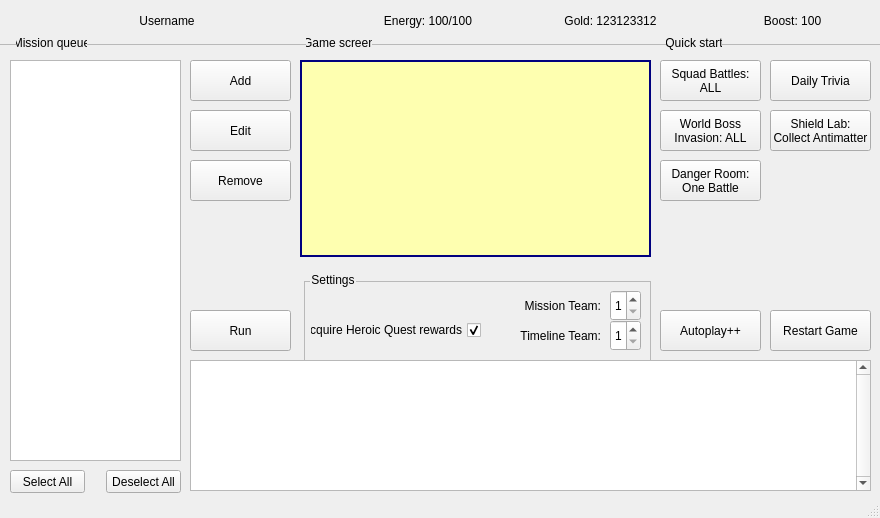
The window that lib/gui/designes/main_window.ui (tmarenko/mff_auto) describes before a commit, drawn with Qt 5.
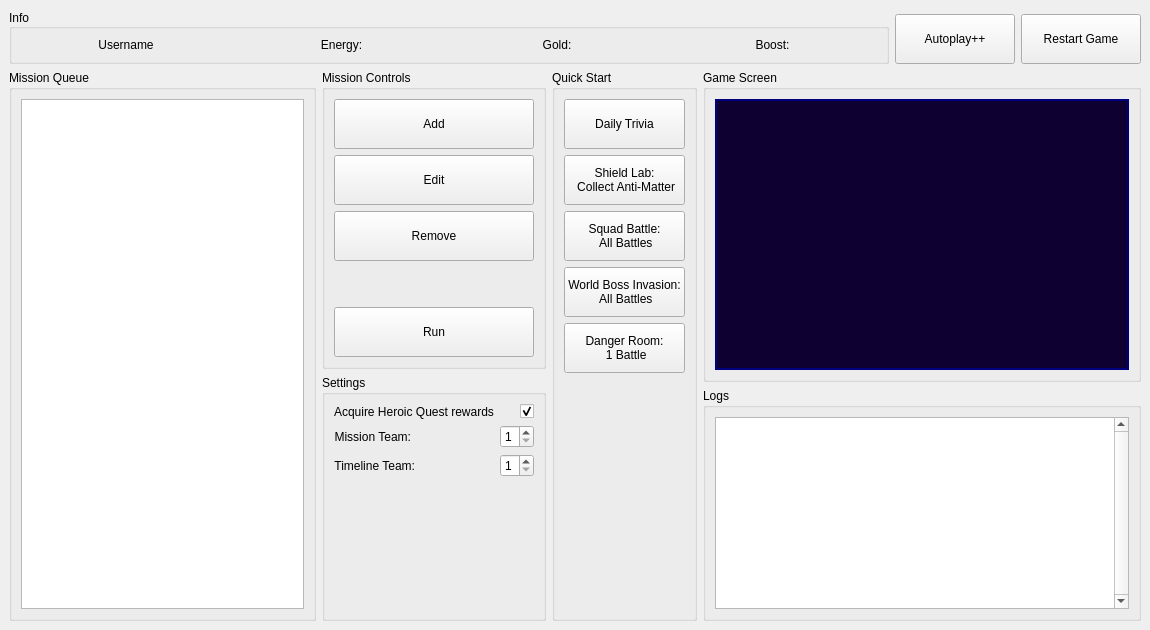
The same window after the commit.

The edit to the form file:
```diff
--- a/lib/gui/designes/main_window.ui
+++ b/lib/gui/designes/main_window.ui
@@ -6,8 +6,8 @@
    <rect>
     <x>0</x>
     <y>0</y>
-    <width>880</width>
-    <height>518</height>
+    <width>1150</width>
+    <height>630</height>
    </rect>
   </property>
   <property name="sizePolicy">
@@ -26,21 +26,122 @@
      <verstretch>0</verstretch>
     </sizepolicy>
    </property>
+   <layout class="QVBoxLayout" name="verticalLayout_6" stretch="0,1">
+    <item>
+     <layout class="QHBoxLayout" name="horizontalLayout_3" stretch="1,0">
+      <item>
+       <widget class="QGroupBox" name="info_group">
+        <property name="title">
+         <string>Info</string>
+        </property>
+        <property name="alignment">
+         <set>Qt::AlignLeading|Qt::AlignLeft|Qt::AlignVCenter</set>
+        </property>
+        <layout class="QHBoxLayout" name="horizontalLayout_4">
+         <item>
+          <layout class="QHBoxLayout" name="horizontalLayout">
+           <item>
+            <widget class="QLabel" name="label_username">
+             <property name="text">
+              <string>Username</string>
+             </property>
+             <property name="alignment">
+              <set>Qt::AlignCenter</set>
+             </property>
+             <property name="wordWrap">
+              <bool>true</bool>
+             </property>
+            </widget>
+           </item>
+           <item>
+            <widget class="QLabel" name="label_energy">
+             <property name="text">
+              <string>Energy:</string>
+             </property>
+             <property name="alignment">
+              <set>Qt::AlignCenter</set>
+             </property>
+             <property name="wordWrap">
+              <bool>true</bool>
+             </property>
+            </widget>
+           </item>
+           <item>
+            <widget class="QLabel" name="label_gold">
+             <property name="text">
+              <string>Gold:</string>
+             </property>
+             <property name="alignment">
+              <set>Qt::AlignCenter</set>
+             </property>
+             <property name="wordWrap">
+              <bool>true</bool>
+             </property>
+            </widget>
+           </item>
+           <item>
+            <widget class="QLabel" name="label_boosts">
+             <property name="text">
+              <string>Boost:</string>
+             </property>
+             <property name="alignment">
+              <set>Qt::AlignCenter</set>
+             </property>
+             <property name="wordWrap">
+              <bool>true</bool>
+             </property>
+            </widget>
+           </item>
+          </layout>
+         </item>
+        </layout>
+       </widget>
+      </item>
+      <item>
+       <layout class="QHBoxLayout" name="horizontalLayout_2">
+        <property name="topMargin">
+         <number>5</number>
+        </property>
+        <item>
+         <widget class="QPushButton" name="autoplay_button">
+          <property name="minimumSize">
+           <size>
+            <width>120</width>
+            <height>50</height>
+           </size>
+          </property>
+          <property name="text">
+           <string>Autoplay++</string>
+          </property>
+         </widget>
+        </item>
+        <item>
+         <widget class="QPushButton" name="restart_game_button">
+          <property name="minimumSize">
+           <size>
+            <width>120</width>
+            <height>50</height>
+           </size>
+          </property>
+          <property name="text">
+           <string>Restart Game</string>
+          </property>
+         </widget>
+        </item>
+       </layout>
+      </item>
+     </layout>
+    </item>
+    <item>
+     <layout class="QHBoxLayout" name="horizontalLayout_5" stretch="7,0,0,10">
+      <item>
+       <widget class="QGroupBox" name="mission_queue_group">
+        <property name="title">
+         <string>Mission Queue</string>
+        </property>
+        <layout class="QVBoxLayout" name="verticalLayout_5">
+         <item>
    <widget class="QListWidget" name="queue_list_widget">
-    <property name="geometry">
-     <rect>
-      <x>10</x>
-      <y>60</y>
-      <width>171</width>
-      <height>401</height>
-     </rect>
-    </property>
-    <property name="frameShape">
-     <enum>QFrame::StyledPanel</enum>
-    </property>
-    <property name="frameShadow">
-     <enum>QFrame::Sunken</enum>
-    </property>
     <property name="lineWidth">
      <number>-1</number>
     </property>
@@ -63,205 +164,101 @@
      <bool>false</bool>
     </property>
    </widget>
-   <widget class="QPushButton" name="run_queue_button">
-    <property name="geometry">
-     <rect>
-      <x>190</x>
-      <y>310</y>
-      <width>101</width>
-      <height>41</height>
-     </rect>
-    </property>
-    <property name="text">
-     <string>Run</string>
-    </property>
-   </widget>
-   <widget class="QPlainTextEdit" name="logger_text">
-    <property name="geometry">
-     <rect>
-      <x>190</x>
-      <y>360</y>
-      <width>681</width>
-      <height>131</height>
-     </rect>
-    </property>
-    <property name="verticalScrollBarPolicy">
-     <enum>Qt::ScrollBarAlwaysOn</enum>
-    </property>
-    <property name="readOnly">
-     <bool>true</bool>
-    </property>
-   </widget>
+         </item>
+        </layout>
+       </widget>
+      </item>
+      <item>
+       <layout class="QVBoxLayout" name="verticalLayout_4" stretch="0,1">
+        <item>
+         <widget class="QGroupBox" name="mission_controls_group">
+          <property name="title">
+           <string>Mission Controls</string>
+          </property>
+          <layout class="QVBoxLayout" name="verticalLayout_2">
+           <item>
    <widget class="QPushButton" name="add_queue_button">
-    <property name="geometry">
-     <rect>
-      <x>190</x>
-      <y>60</y>
-      <width>101</width>
-      <height>41</height>
-     </rect>
+             <property name="minimumSize">
+              <size>
+               <width>120</width>
+               <height>50</height>
+              </size>
     </property>
     <property name="text">
      <string>Add</string>
     </property>
    </widget>
-   <widget class="QPushButton" name="remove_queue_button">
-    <property name="geometry">
-     <rect>
-      <x>190</x>
-      <y>160</y>
-      <width>101</width>
-      <height>41</height>
-     </rect>
-    </property>
-    <property name="text">
-     <string>Remove</string>
-    </property>
-   </widget>
+           </item>
+           <item>
    <widget class="QPushButton" name="edit_queue_button">
-    <property name="geometry">
-     <rect>
-      <x>190</x>
-      <y>110</y>
-      <width>101</width>
-      <height>41</height>
-     </rect>
+             <property name="minimumSize">
+              <size>
+               <width>120</width>
+               <height>50</height>
+              </size>
     </property>
     <property name="text">
      <string>Edit</string>
     </property>
    </widget>
-   <widget class="QPushButton" name="autoplay_button">
-    <property name="geometry">
-     <rect>
-      <x>660</x>
-      <y>310</y>
-      <width>101</width>
-      <height>41</height>
-     </rect>
+           </item>
+           <item>
+            <widget class="QPushButton" name="remove_queue_button">
+             <property name="minimumSize">
+              <size>
+               <width>120</width>
+               <height>50</height>
+              </size>
     </property>
     <property name="text">
-     <string>Autoplay++</string>
-    </property>
-   </widget>
-   <widget class="QPushButton" name="daily_trivia_button">
-    <property name="geometry">
-     <rect>
-      <x>770</x>
-      <y>60</y>
-      <width>101</width>
-      <height>41</height>
-     </rect>
-    </property>
-    <property name="text">
-     <string>Daily Trivia</string>
-    </property>
-   </widget>
-   <widget class="QPushButton" name="world_boss_invasion_button">
-    <property name="geometry">
-     <rect>
-      <x>660</x>
-      <y>110</y>
-      <width>101</width>
-      <height>41</height>
-     </rect>
-    </property>
-    <property name="text">
-     <string>World Boss 
-Invasion: ALL</string>
-    </property>
-    <property name="checkable">
-     <bool>false</bool>
-    </property>
-    <property name="autoRepeat">
-     <bool>false</bool>
-    </property>
-    <property name="autoExclusive">
-     <bool>false</bool>
-    </property>
-    <property name="flat">
-     <bool>false</bool>
-    </property>
-   </widget>
-   <widget class="QPushButton" name="squad_battle_button">
-    <property name="geometry">
-     <rect>
-      <x>660</x>
-      <y>60</y>
-      <width>101</width>
-      <height>41</height>
-     </rect>
-    </property>
-    <property name="text">
-     <string>Squad Battles: 
-ALL</string>
-    </property>
-   </widget>
-   <widget class="QLabel" name="screen_label">
-    <property name="geometry">
-     <rect>
-      <x>300</x>
-      <y>60</y>
-      <width>351</width>
-      <height>197</height>
-     </rect>
-    </property>
-    <property name="autoFillBackground">
-     <bool>false</bool>
-    </property>
-    <property name="styleSheet">
-     <string notr="true">background-color: rgb(254, 255, 176);
-color: rgb(0, 0, 127);</string>
-    </property>
-    <property name="frameShape">
-     <enum>QFrame::WinPanel</enum>
-    </property>
-    <property name="lineWidth">
-     <number>1</number>
-    </property>
-    <property name="midLineWidth">
-     <number>0</number>
-    </property>
-    <property name="text">
-     <string/>
-    </property>
-   </widget>
-   <widget class="QWidget" name="verticalLayoutWidget">
-    <property name="geometry">
-     <rect>
-      <x>310</x>
-      <y>310</y>
-      <width>171</width>
-      <height>41</height>
-     </rect>
-    </property>
-    <layout class="QVBoxLayout" name="verticalLayout">
+              <string>Remove</string>
+             </property>
+            </widget>
+           </item>
+           <item>
+            <spacer name="verticalSpacer_2">
+             <property name="orientation">
+              <enum>Qt::Vertical</enum>
+             </property>
+             <property name="sizeHint" stdset="0">
+              <size>
+               <width>20</width>
+               <height>40</height>
+              </size>
+             </property>
+            </spacer>
+           </item>
      <item>
-      <widget class="QCheckBox" name="acquire_heroic_quest_rewards_checkbox">
-       <property name="layoutDirection">
-        <enum>Qt::RightToLeft</enum>
+            <widget class="QPushButton" name="run_queue_button">
+             <property name="minimumSize">
+              <size>
+               <width>120</width>
+               <height>50</height>
+              </size>
        </property>
        <property name="text">
-        <string>Acquire Heroic Quest rewards</string>
-       </property>
-       <property name="checked">
-        <bool>true</bool>
+              <string>Run</string>
        </property>
       </widget>
      </item>
     </layout>
    </widget>
-   <widget class="QWidget" name="verticalLayoutWidget_2">
-    <property name="geometry">
-     <rect>
-      <x>500</x>
-      <y>290</y>
-      <width>101</width>
-      <height>31</height>
-     </rect>
-    </property>
-    <layout class="QVBoxLayout" name="verticalLayout_2">
+        </item>
+        <item>
+         <widget class="QGroupBox" name="settings_group">
+          <property name="title">
+           <string>Settings</string>
+          </property>
+          <layout class="QVBoxLayout" name="verticalLayout_7">
      <item>
+            <layout class="QFormLayout" name="formLayout">
+             <property name="labelAlignment">
+              <set>Qt::AlignLeading|Qt::AlignLeft|Qt::AlignVCenter</set>
+             </property>
+             <property name="formAlignment">
+              <set>Qt::AlignRight|Qt::AlignTop|Qt::AlignTrailing</set>
+             </property>
+             <item row="5" column="0">
       <widget class="QLabel" name="mission_team_label">
        <property name="layoutDirection">
         <enum>Qt::LeftToRight</enum>
@@ -277,19 +274,17 @@
        </property>
       </widget>
      </item>
-    </layout>
-   </widget>
-   <widget class="QWidget" name="verticalLayoutWidget_3">
-    <property name="geometry">
-     <rect>
-      <x>500</x>
-      <y>320</y>
-      <width>101</width>
-      <height>31</height>
-     </rect>
-    </property>
-    <layout class="QVBoxLayout" name="verticalLayout_3">
-     <item>
+             <item row="5" column="1">
+              <widget class="QSpinBox" name="mission_team_spin_box">
+               <property name="minimum">
+                <number>1</number>
+               </property>
+               <property name="maximum">
+                <number>5</number>
+               </property>
+              </widget>
+             </item>
+             <item row="7" column="0">
       <widget class="QLabel" name="timeline_team_label">
        <property name="text">
         <string>Timeline Team:</string>
@@ -299,33 +294,8 @@
        </property>
       </widget>
      </item>
-    </layout>
-   </widget>
-   <widget class="QSpinBox" name="mission_team_spin_box">
-    <property name="geometry">
-     <rect>
-      <x>610</x>
-      <y>290</y>
-      <width>31</width>
-      <height>31</height>
-     </rect>
-    </property>
-    <property name="minimum">
-     <number>1</number>
-    </property>
-    <property name="maximum">
-     <number>5</number>
-    </property>
-   </widget>
+             <item row="7" column="1">
    <widget class="QSpinBox" name="timeline_team_spin_box">
-    <property name="geometry">
-     <rect>
-      <x>610</x>
-      <y>320</y>
-      <width>31</width>
-      <height>31</height>
-     </rect>
-    </property>
     <property name="minimum">
      <number>1</number>
     </property>
@@ -333,328 +303,201 @@
      <number>5</number>
     </property>
    </widget>
-   <widget class="QWidget" name="horizontalLayoutWidget_5">
-    <property name="geometry">
-     <rect>
-      <x>10</x>
-      <y>0</y>
-      <width>861</width>
-      <height>41</height>
-     </rect>
-    </property>
-    <layout class="QHBoxLayout" name="horizontalLayout_5" stretch="2,1,1,1">
-     <property name="spacing">
-      <number>25</number>
-     </property>
-     <item>
-      <widget class="QLabel" name="label_username">
-       <property name="text">
-        <string>Username</string>
-       </property>
-       <property name="alignment">
-        <set>Qt::AlignCenter</set>
-       </property>
-      </widget>
-     </item>
-     <item>
-      <widget class="QLabel" name="label_energy">
+             </item>
+             <item row="3" column="0">
+              <widget class="QLabel" name="acquire_heroic_quest_rewards_label">
        <property name="text">
-        <string>Energy: 100/100</string>
-       </property>
-       <property name="alignment">
-        <set>Qt::AlignCenter</set>
-       </property>
-      </widget>
-     </item>
-     <item>
-      <widget class="QLabel" name="label_gold">
-       <property name="text">
-        <string>Gold: 123123312</string>
-       </property>
-       <property name="alignment">
-        <set>Qt::AlignCenter</set>
-       </property>
-      </widget>
-     </item>
-     <item>
-      <widget class="QLabel" name="label_boosts">
-       <property name="autoFillBackground">
-        <bool>false</bool>
-       </property>
+                <string>Acquire Heroic Quest rewards</string>
+               </property>
+              </widget>
+             </item>
+             <item row="3" column="1">
+              <widget class="QCheckBox" name="acquire_heroic_quest_rewards_checkbox">
+               <property name="sizePolicy">
+                <sizepolicy hsizetype="Preferred" vsizetype="Preferred">
+                 <horstretch>0</horstretch>
+                 <verstretch>0</verstretch>
+                </sizepolicy>
+               </property>
+               <property name="layoutDirection">
+                <enum>Qt::RightToLeft</enum>
+               </property>
        <property name="text">
-        <string>Boost: 100</string>
-       </property>
-       <property name="alignment">
-        <set>Qt::AlignCenter</set>
+                <string/>
+               </property>
+               <property name="checked">
+                <bool>true</bool>
        </property>
       </widget>
      </item>
     </layout>
-   </widget>
-   <widget class="QLabel" name="mission_queue_txt">
-    <property name="geometry">
-     <rect>
-      <x>16</x>
-      <y>33</y>
-      <width>71</width>
-      <height>20</height>
-     </rect>
-    </property>
-    <property name="autoFillBackground">
-     <bool>true</bool>
+           </item>
+          </layout>
+         </widget>
+        </item>
+       </layout>
+      </item>
+      <item>
+       <widget class="QGroupBox" name="quick_start_group">
+        <property name="title">
+         <string>Quick Start</string>
+        </property>
+        <layout class="QVBoxLayout" name="verticalLayout">
+         <item>
+          <widget class="QPushButton" name="daily_trivia_button">
+           <property name="minimumSize">
+            <size>
+             <width>120</width>
+             <height>50</height>
+            </size>
     </property>
     <property name="text">
-     <string>Mission queue</string>
-    </property>
-    <property name="alignment">
-     <set>Qt::AlignCenter</set>
-    </property>
-   </widget>
-   <widget class="Line" name="line">
-    <property name="geometry">
-     <rect>
-      <x>0</x>
-      <y>34</y>
-      <width>881</width>
-      <height>20</height>
-     </rect>
-    </property>
-    <property name="styleSheet">
-     <string notr="true">color: rgb(185, 185, 185);</string>
-    </property>
-    <property name="frameShadow">
-     <enum>QFrame::Plain</enum>
-    </property>
-    <property name="orientation">
-     <enum>Qt::Horizontal</enum>
-    </property>
-   </widget>
-   <widget class="QLabel" name="game_screen_txt">
-    <property name="geometry">
-     <rect>
-      <x>306</x>
-      <y>33</y>
-      <width>66</width>
-      <height>20</height>
-     </rect>
-    </property>
-    <property name="autoFillBackground">
-     <bool>true</bool>
-    </property>
-    <property name="text">
-     <string>Game screen</string>
-    </property>
-    <property name="alignment">
-     <set>Qt::AlignCenter</set>
-    </property>
-   </widget>
-   <widget class="QLabel" name="quick_start_txt">
-    <property name="geometry">
-     <rect>
-      <x>666</x>
-      <y>33</y>
-      <width>56</width>
-      <height>20</height>
-     </rect>
-    </property>
-    <property name="autoFillBackground">
-     <bool>true</bool>
-    </property>
-    <property name="text">
-     <string>Quick start</string>
-    </property>
-    <property name="alignment">
-     <set>Qt::AlignCenter</set>
-    </property>
-   </widget>
-   <widget class="QLabel" name="settings_txt">
-    <property name="geometry">
-     <rect>
-      <x>310</x>
-      <y>270</y>
-      <width>46</width>
-      <height>20</height>
-     </rect>
-    </property>
-    <property name="autoFillBackground">
-     <bool>true</bool>
-    </property>
-    <property name="text">
-     <string>Settings</string>
-    </property>
-    <property name="alignment">
-     <set>Qt::AlignCenter</set>
-    </property>
-   </widget>
-   <widget class="Line" name="line_2">
-    <property name="geometry">
-     <rect>
-      <x>304</x>
-      <y>273</y>
-      <width>347</width>
-      <height>16</height>
-     </rect>
-    </property>
-    <property name="styleSheet">
-     <string notr="true">color: rgb(185, 185, 185);</string>
-    </property>
-    <property name="frameShadow">
-     <enum>QFrame::Plain</enum>
-    </property>
-    <property name="orientation">
-     <enum>Qt::Horizontal</enum>
-    </property>
-   </widget>
-   <widget class="Line" name="line_3">
-    <property name="geometry">
-     <rect>
-      <x>303</x>
-      <y>282</y>
-      <width>3</width>
-      <height>81</height>
-     </rect>
-    </property>
-    <property name="styleSheet">
-     <string notr="true">color: rgb(185, 185, 185);</string>
-    </property>
-    <property name="frameShadow">
-     <enum>QFrame::Plain</enum>
-    </property>
-    <property name="orientation">
-     <enum>Qt::Vertical</enum>
-    </property>
-   </widget>
-   <widget class="Line" name="line_4">
-    <property name="geometry">
-     <rect>
-      <x>649</x>
-      <y>282</y>
-      <width>3</width>
-      <height>81</height>
-     </rect>
-    </property>
-    <property name="styleSheet">
-     <string notr="true">color: rgb(185, 185, 185);</string>
-    </property>
-    <property name="frameShadow">
-     <enum>QFrame::Plain</enum>
-    </property>
-    <property name="orientation">
-     <enum>Qt::Vertical</enum>
-    </property>
-   </widget>
-   <widget class="QPushButton" name="list_select_all_button">
-    <property name="geometry">
-     <rect>
-      <x>10</x>
-      <y>470</y>
-      <width>75</width>
-      <height>23</height>
-     </rect>
-    </property>
-    <property name="text">
-     <string>Select All</string>
-    </property>
-   </widget>
-   <widget class="QPushButton" name="list_deselect_all_button">
-    <property name="geometry">
-     <rect>
-      <x>106</x>
-      <y>470</y>
-      <width>75</width>
-      <height>23</height>
-     </rect>
-    </property>
-    <property name="text">
-     <string>Deselect All</string>
-    </property>
-   </widget>
+            <string>Daily Trivia</string>
+           </property>
+          </widget>
+         </item>
+         <item>
    <widget class="QPushButton" name="shield_lab_button">
-    <property name="geometry">
-     <rect>
-      <x>770</x>
-      <y>110</y>
-      <width>101</width>
-      <height>41</height>
-     </rect>
+           <property name="minimumSize">
+            <size>
+             <width>120</width>
+             <height>50</height>
+            </size>
     </property>
     <property name="text">
      <string>Shield Lab:
-Collect Antimatter</string>
-    </property>
-   </widget>
+ Collect Anti-Matter</string>
+           </property>
+          </widget>
+         </item>
+         <item>
+          <widget class="QPushButton" name="squad_battle_button">
+           <property name="minimumSize">
+            <size>
+             <width>120</width>
+             <height>50</height>
+            </size>
+           </property>
+           <property name="text">
+            <string>Squad Battle:
+ All Battles</string>
+           </property>
+          </widget>
+         </item>
+         <item>
+          <widget class="QPushButton" name="world_boss_invasion_button">
+           <property name="minimumSize">
+            <size>
+             <width>120</width>
+             <height>50</height>
+            </size>
+           </property>
+           <property name="text">
+            <string>World Boss Invasion:
+ All Battles</string>
+           </property>
+          </widget>
+         </item>
+         <item>
    <widget class="QPushButton" name="danger_room_button">
-    <property name="geometry">
-     <rect>
-      <x>660</x>
-      <y>160</y>
-      <width>101</width>
-      <height>41</height>
-     </rect>
+           <property name="minimumSize">
+            <size>
+             <width>120</width>
+             <height>50</height>
+            </size>
     </property>
     <property name="text">
      <string>Danger Room:
-One Battle</string>
-    </property>
-   </widget>
-   <widget class="QPushButton" name="restart_game_button">
-    <property name="geometry">
-     <rect>
-      <x>770</x>
-      <y>310</y>
-      <width>101</width>
-      <height>41</height>
-     </rect>
-    </property>
-    <property name="text">
-     <string>Restart Game</string>
-    </property>
-   </widget>
-   <zorder>line_4</zorder>
-   <zorder>line_3</zorder>
-   <zorder>line_2</zorder>
-   <zorder>line</zorder>
-   <zorder>queue_list_widget</zorder>
-   <zorder>run_queue_button</zorder>
-   <zorder>logger_text</zorder>
-   <zorder>add_queue_button</zorder>
-   <zorder>remove_queue_button</zorder>
-   <zorder>edit_queue_button</zorder>
-   <zorder>autoplay_button</zorder>
-   <zorder>daily_trivia_button</zorder>
-   <zorder>world_boss_invasion_button</zorder>
-   <zorder>squad_battle_button</zorder>
-   <zorder>screen_label</zorder>
-   <zorder>verticalLayoutWidget</zorder>
-   <zorder>verticalLayoutWidget_2</zorder>
-   <zorder>verticalLayoutWidget_3</zorder>
-   <zorder>mission_team_spin_box</zorder>
-   <zorder>timeline_team_spin_box</zorder>
-   <zorder>horizontalLayoutWidget_5</zorder>
-   <zorder>mission_queue_txt</zorder>
-   <zorder>game_screen_txt</zorder>
-   <zorder>quick_start_txt</zorder>
-   <zorder>settings_txt</zorder>
-   <zorder>list_select_all_button</zorder>
-   <zorder>list_deselect_all_button</zorder>
-   <zorder>shield_lab_button</zorder>
-   <zorder>danger_room_button</zorder>
-   <zorder>restart_game_button</zorder>
-  </widget>
-  <widget class="QMenuBar" name="menubar">
-   <property name="geometry">
-    <rect>
-     <x>0</x>
-     <y>0</y>
-     <width>880</width>
-     <height>21</height>
-    </rect>
-   </property>
-  </widget>
-  <widget class="QStatusBar" name="statusbar">
-   <property name="enabled">
+ 1 Battle</string>
+           </property>
+          </widget>
+         </item>
+         <item>
+          <spacer name="verticalSpacer">
+           <property name="orientation">
+            <enum>Qt::Vertical</enum>
+           </property>
+           <property name="sizeHint" stdset="0">
+            <size>
+             <width>20</width>
+             <height>40</height>
+            </size>
+           </property>
+          </spacer>
+         </item>
+        </layout>
+       </widget>
+      </item>
+      <item>
+       <layout class="QVBoxLayout" name="verticalLayout_3" stretch="1,0">
+        <item>
+         <widget class="QGroupBox" name="game_screen_group">
+          <property name="title">
+           <string>Game Screen</string>
+          </property>
+          <layout class="QGridLayout" name="gridLayout_2">
+           <item row="0" column="0">
+            <widget class="QLabel" name="screen_label">
+             <property name="sizePolicy">
+              <sizepolicy hsizetype="Preferred" vsizetype="Preferred">
+               <horstretch>0</horstretch>
+               <verstretch>0</verstretch>
+              </sizepolicy>
+             </property>
+             <property name="layoutDirection">
+              <enum>Qt::LeftToRight</enum>
+             </property>
+             <property name="autoFillBackground">
     <bool>false</bool>
    </property>
+             <property name="styleSheet">
+              <string notr="true">background-color: rgb(15, 0, 50);
+color: rgb(0, 0, 127);</string>
+             </property>
+             <property name="frameShape">
+              <enum>QFrame::WinPanel</enum>
+             </property>
+             <property name="lineWidth">
+              <number>1</number>
+             </property>
+             <property name="midLineWidth">
+              <number>0</number>
+             </property>
+             <property name="text">
+              <string/>
+             </property>
+             <property name="alignment">
+              <set>Qt::AlignCenter</set>
+             </property>
+            </widget>
+           </item>
+          </layout>
+         </widget>
+        </item>
+        <item>
+         <widget class="QGroupBox" name="logs_group">
+          <property name="title">
+           <string>Logs</string>
+          </property>
+          <layout class="QGridLayout" name="gridLayout">
+           <item row="0" column="0">
+            <widget class="QPlainTextEdit" name="logger_text">
+             <property name="verticalScrollBarPolicy">
+              <enum>Qt::ScrollBarAlwaysOn</enum>
+             </property>
+             <property name="readOnly">
+              <bool>true</bool>
+             </property>
+            </widget>
+           </item>
+          </layout>
+         </widget>
+        </item>
+       </layout>
+      </item>
+     </layout>
+    </item>
+   </layout>
   </widget>
  </widget>
  <resources/>
```
Lines whose indentation alone changed are shown as unchanged.
